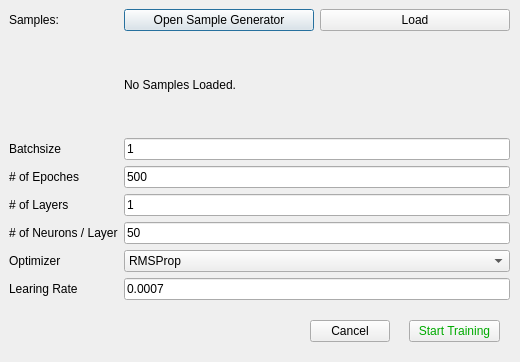
First picture: the form in ui/trainwizzard.ui, repository BohdanMytnyk/neurocontroller, before the edit.
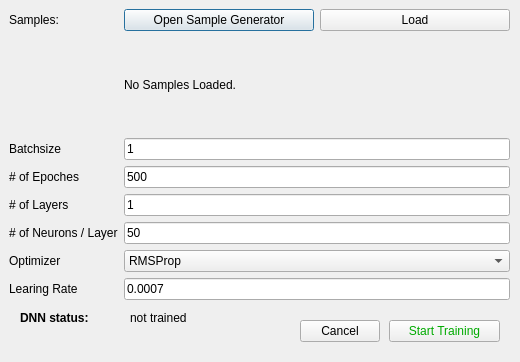
Second picture: the form after the edit.

Diff of the .ui file:
```diff
--- a/ui/trainwizzard.ui
+++ b/ui/trainwizzard.ui
@@ -163,9 +163,9 @@
   <widget class="QPushButton" name="start">
    <property name="geometry">
     <rect>
-     <x>409</x>
+     <x>389</x>
      <y>320</y>
-     <width>91</width>
+     <width>111</width>
      <height>22</height>
     </rect>
    </property>
@@ -213,7 +213,7 @@
   <widget class="QPushButton" name="cancel">
    <property name="geometry">
     <rect>
-     <x>310</x>
+     <x>300</x>
      <y>320</y>
      <width>80</width>
      <height>22</height>
@@ -223,6 +223,38 @@
     <string>Cancel</string>
    </property>
   </widget>
+  <widget class="QLabel" name="label_9">
+   <property name="geometry">
+    <rect>
+     <x>20</x>
+     <y>310</y>
+     <width>81</width>
+     <height>16</height>
+    </rect>
+   </property>
+   <property name="font">
+    <font>
+     <weight>75</weight>
+     <bold>true</bold>
+    </font>
+   </property>
+   <property name="text">
+    <string>DNN status:</string>
+   </property>
+  </widget>
+  <widget class="QLabel" name="dnnStatusLabel">
+   <property name="geometry">
+    <rect>
+     <x>130</x>
+     <y>310</y>
+     <width>161</width>
+     <height>16</height>
+    </rect>
+   </property>
+   <property name="text">
+    <string>not trained</string>
+   </property>
+  </widget>
  </widget>
  <resources/>
  <connections/>
```
Left out of the diff: 132 changed lines with no effect on the pictures.
